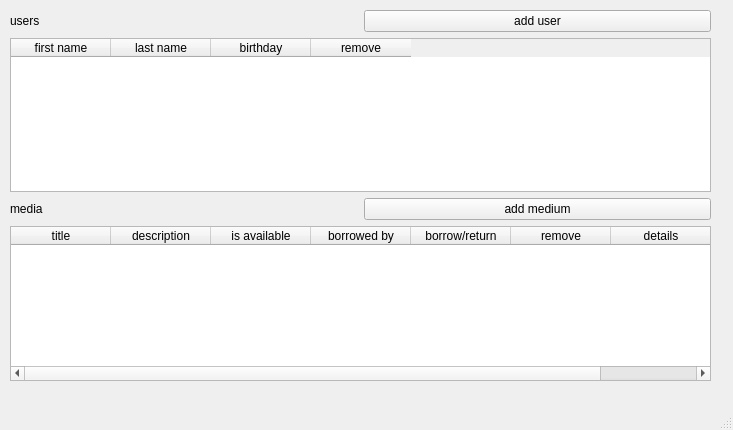
Before: the Qt Designer form mainwindow.ui in alexinatra2/prog2-beleg-qt, drawn with Qt 5.
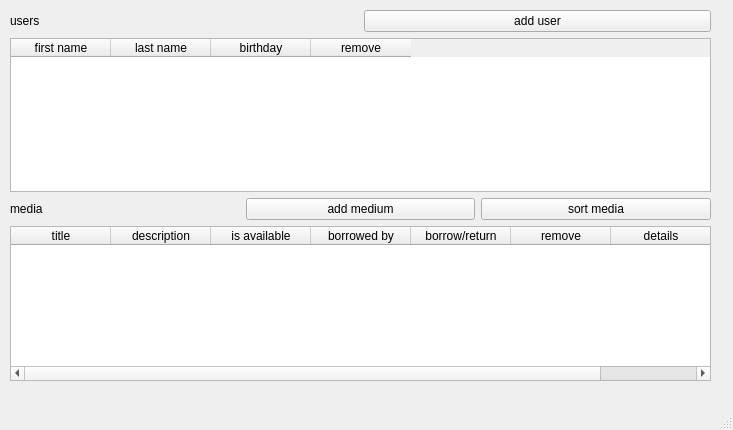
After: the same form once the commit is applied.

Commit message: ADD implemented sorting of media table

The edit to the form file:
```diff
--- a/mainwindow.ui
+++ b/mainwindow.ui
@@ -86,6 +86,13 @@
          </property>
         </widget>
        </item>
+       <item>
+        <widget class="QPushButton" name="sortMediaButton">
+         <property name="text">
+          <string>sort media</string>
+         </property>
+        </widget>
+       </item>
       </layout>
      </item>
      <item>
```
The commit also changes 6 other files.
